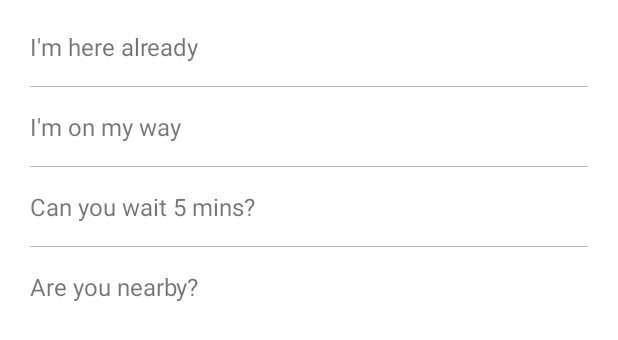
After one commit to KLCN-K14/FinalProject, an Android app: the layout suggest_customer_dialog.xml on its own in the app's theme, with its tools: preview values and no code run, on a phone screen of 412 x 824 dp. The commit adds this screen. Shown: the top 340 px of the screen. Run offline under Robolectric (Android 15) with nearby library versions, the phone set to English and light mode, and no system bars.

Commit message:
update suggest message

```diff
--- a/app/src/main/java/com/klcn/xuant/transporter/DriverTrackingAcitivity.java
+++ b/app/src/main/java/com/klcn/xuant/transporter/DriverTrackingAcitivity.java
@@ -386,6 +386,7 @@ public class DriverTrackingAcitivity extends AppCompatActivity implements View.O
                 Intent chatIntent = new Intent(DriverTrackingAcitivity.this, ChatActivity.class);
                 chatIntent.putExtra("user_id", "VdlChGocK2bqNsnK1K8Jv0c2wXu2");
                 chatIntent.putExtra("user_name", "thao le");
+                chatIntent.putExtra("from","driver");
                 startActivity(chatIntent);
                 break;
             case R.id.btn_cancel:
--- a/app/src/main/java/com/klcn/xuant/transporter/adapter/ChatRecyclerAdapter.java
+++ b/app/src/main/java/com/klcn/xuant/transporter/adapter/ChatRecyclerAdapter.java
@@ -66,7 +66,7 @@ public class ChatRecyclerAdapter extends RecyclerView.Adapter<RecyclerView.ViewH
     @Override
     public void onBindViewHolder(final RecyclerView.ViewHolder holder, int position) {
         if (TextUtils.equals(mChats.get(position).getFrom(),
-                FirebaseAuth.getInstance().getCurrentUser().getUid())) {
+                "V9W9DeH6Nia8uqs9qRDq8JSEe0e2")) {
             configureMyChatViewHolder((MyChatViewHolder) holder, position);
         } else {
             configureOtherChatViewHolder((OtherChatViewHolder) holder, position);
@@ -98,8 +98,7 @@ public class ChatRecyclerAdapter extends RecyclerView.Adapter<RecyclerView.ViewH
 
     @Override
     public int getItemViewType(int position) {
-        if (TextUtils.equals(mChats.get(position).getFrom(),
-                FirebaseAuth.getInstance().getCurrentUser().getUid())) {
+        if (TextUtils.equals(mChats.get(position).getFrom(), "V9W9DeH6Nia8uqs9qRDq8JSEe0e2")) {
             return VIEW_TYPE_ME;
         } else {
             return VIEW_TYPE_OTHER;
--- /dev/null
+++ b/app/src/main/res/layout/suggest_customer_dialog.xml
@@ -0,0 +1,63 @@
+<?xml version="1.0" encoding="utf-8"?>
+<LinearLayout xmlns:android="http://schemas.android.com/apk/res/android"
+    android:layout_width="match_parent"
+    android:layout_height="match_parent"
+    android:layout_alignParentLeft="true"
+    android:layout_alignParentStart="true"
+    android:layout_alignParentTop="true"
+    android:background="@color/white"
+    android:orientation="vertical"
+    android:padding="20dp">
+
+
+    <TextView
+        android:id="@+id/text1"
+        android:layout_width="match_parent"
+        android:layout_height="wrap_content"
+        android:layout_marginBottom="15dp"
+        android:text="I'm here already"
+        android:textSize="16sp" />
+
+    <View
+        android:layout_width="match_parent"
+        android:layout_height="0.5dp"
+        android:background="@color/divider" />
+
+    <TextView
+        android:id="@+id/text2"
+        android:layout_width="match_parent"
+        android:layout_height="wrap_content"
+        android:layout_marginBottom="15dp"
+        android:layout_marginTop="15dp"
+        android:text="I'm on my way"
+        android:textSize="16sp" />
+
+    <View
+        android:layout_width="match_parent"
+        android:layout_height="0.5dp"
+        android:background="@color/divider" />
+
+    <TextView
+        android:id="@+id/text3"
+        android:layout_width="match_parent"
+        android:layout_height="wrap_content"
+        android:layout_marginBottom="15dp"
+        android:layout_marginTop="15dp"
+        android:text="Can you wait 5 mins?"
+        android:textSize="16sp" />
+
+    <View
+        android:layout_width="match_parent"
+        android:layout_height="0.5dp"
+        android:background="@color/divider" />
+
+    <TextView
+        android:id="@+id/text4"
+        android:layout_width="match_parent"
+        android:layout_height="wrap_content"
+        android:layout_marginTop="15dp"
+        android:text="Are you nearby?"
+        android:textSize="16sp" />
+
+
+</LinearLayout>
--- a/app/src/main/res/values/strings.xml
+++ b/app/src/main/res/values/strings.xml
@@ -50,4 +50,5 @@
     <string name="confirm_infomation">Confirm Infomation</string>
     <string name="date_time_history">10/2/2018, 04:02pm</string>
     <string name="send_feedback">Send feedback</string>
+    <string name="default_notification_channel_id" translatable="false">fcm_default_channel</string>
 </resources>
```
Also changed, not shown: app/src/main/java/com/klcn/xuant/transporter/ChatActivity.java (+87 -8 lines), app/src/main/res/layout/suggest_driver_dialog.xml (added, +63 -0 lines), app/src/main/res/drawable/ic_notification.png (added).
